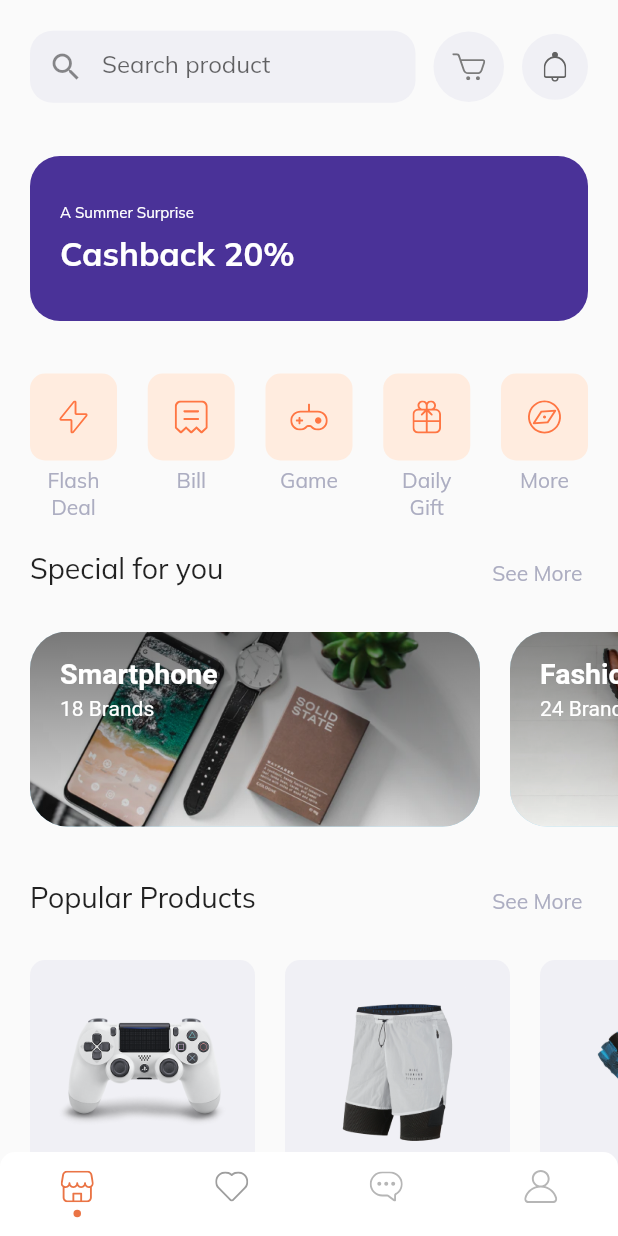
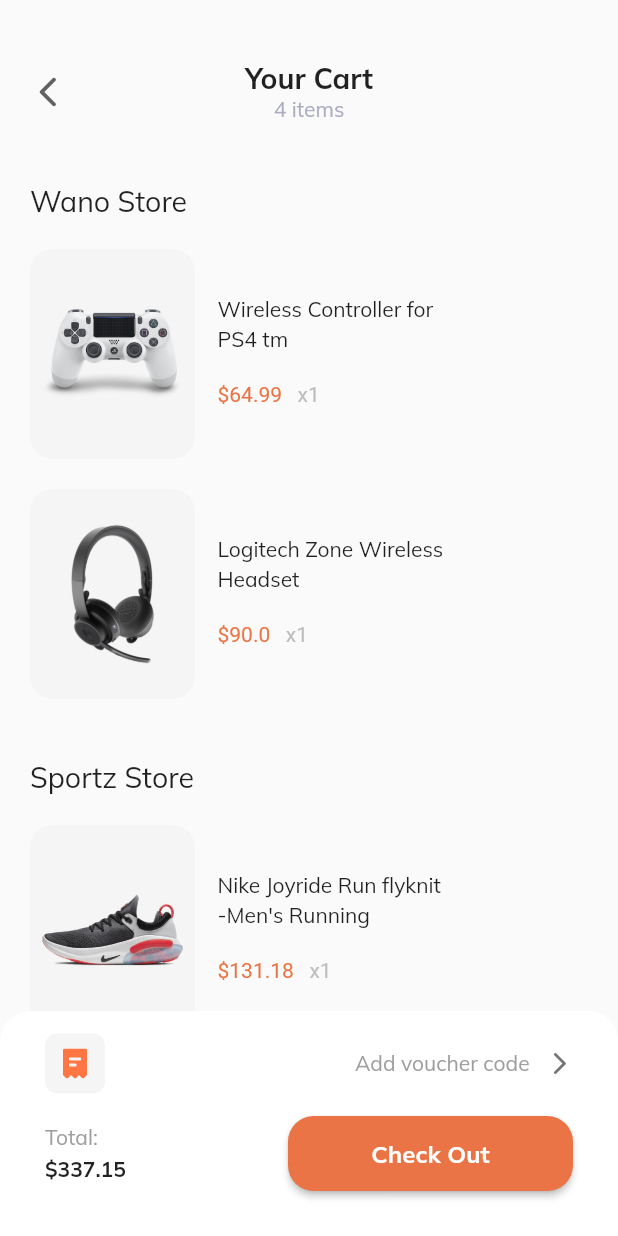
Before and after one commit to Mouadspace/flutter-bootcamp, a Flutter app: the screen it shows after launch, on a phone screen of 412 x 824 dp. Run offline on Flutter 3.47's test engine with Material 2 defaults, Android fonts, the phone set to English and light mode, and no system bars; drawn by our look-alikes of persistent_bottom_nav_bar; our stand-ins replace flutter_svg, google_nav_bar.

Commit message:
adding cart screen

```diff
--- a/lib/main.dart
+++ b/lib/main.dart
@@ -3,6 +3,7 @@ import 'package:flutter_a/screens/home/home.dart';
 
 import 'screens/auth/signIn.dart';
 import 'screens/auth/signUp.dart';
+import 'screens/cart/cart.dart';
 import 'screens/home/navigation/navigation.dart';
 import 'screens/onBoarding/page0.dart';
 import 'screens/onBoarding/page1.dart';
@@ -30,7 +31,7 @@ class MyApp extends StatelessWidget {
       // home: const signIn(title: 'Ecomerce Application'),
 
       //adding routes
-      initialRoute: "/navigation",
+      initialRoute: "/cart",
       routes: {
         "/signIn": (context) => const signIn(title: 'Ecomerce Application'),
         "/signUp": (context) => const signUp(title: 'Ecomerce Application'),
@@ -43,6 +44,7 @@ class MyApp extends StatelessWidget {
         "/onBording3": (context) =>
             const Onbording3(title: 'Ecomerce Application'),
         "/navigation": (context) => const BottomNavBar(),
+        "/cart": (context) => const Cart(),
       },
     );
   }
--- /dev/null
+++ b/lib/models/store_products.dart
@@ -0,0 +1,35 @@
+class StoreProduct {
+  String iconPath, productName;
+  double price;
+  StoreProduct({
+    required this.iconPath,
+    required this.price,
+    required this.productName,
+  });
+}
+
+List<StoreProduct> wanoProducts = [
+  StoreProduct(
+    iconPath: "assets/images/ps4_console_white_1.png",
+    price: 64.99,
+    productName: "Wireless Controller for PS4 tm",
+  ),
+  StoreProduct(
+    iconPath: "assets/images/wireless headset.png",
+    price: 90.00,
+    productName: "Logitech Zone Wireless Headset",
+  ),
+];
+
+List<StoreProduct> sportzProducts = [
+  StoreProduct(
+    iconPath: "assets/images/shoes2.png",
+    price: 131.18,
+    productName: "Nike Joyride Run flyknit -Men's Running",
+  ),
+  StoreProduct(
+    iconPath: "assets/images/wireless headset.png",
+    price: 90.00,
+    productName: "Logitech Zone Wireless Headset",
+  ),
+];
--- /dev/null
+++ b/lib/screens/cart/cart.dart
@@ -0,0 +1,42 @@
+import 'package:flutter/material.dart';
+import 'package:flutter_a/screens/profile/widgets/custum_top.dart';
+
+import '../../models/store_products.dart';
+import 'widgets/check_out.dart';
+import 'widgets/product_section.dart';
+
+class Cart extends StatelessWidget {
+  const Cart({Key? key}) : super(key: key);
+
+  @override
+  Widget build(BuildContext context) {
+    return Scaffold(
+      body: SafeArea(
+        child: Stack(children: [
+          SingleChildScrollView(
+            physics: const BouncingScrollPhysics(),
+            child: Column(
+              children: [
+                const CustumTop(
+                  title: "Your Cart",
+                  subHeading: "4 items",
+                ),
+                const SizedBox(height: 20),
+                ProductSection(
+                  title: "Wano Store",
+                  products: wanoProducts,
+                ),
+                const SizedBox(height: 20),
+                ProductSection(
+                  title: "Sportz Store",
+                  products: sportzProducts,
+                ),
+              ],
+            ),
+          ),
+          const CheckOut(),
+        ]),
+      ),
+    );
+  }
+}
--- /dev/null
+++ b/lib/screens/cart/widgets/check_out.dart
@@ -0,0 +1,108 @@
+import 'package:flutter/material.dart';
+import 'package:flutter_svg/svg.dart';
+
+class CheckOut extends StatelessWidget {
+  const CheckOut({Key? key}) : super(key: key);
+
+  @override
+  Widget build(BuildContext context) {
+    return Positioned(
+      bottom: 0,
+      child: Container(
+        // double.maxfinite cause container to dispaer
+        padding: const EdgeInsets.symmetric(horizontal: 30, vertical: 15),
+        width: MediaQuery.of(context).size.width,
+        height: 150,
+        decoration: const BoxDecoration(
+          color: Colors.white,
+          borderRadius: BorderRadius.only(
+            topLeft: Radius.circular(20),
+            topRight: Radius.circular(20),
+          ),
+        ),
+        child: Column(
+          children: [
+            Row(
+              mainAxisAlignment: MainAxisAlignment.spaceBetween,
+              children: [
+                Container(
+                    width: 40,
+                    height: 40,
+                    padding: const EdgeInsets.all(10),
+                    decoration: BoxDecoration(
+                      color: Colors.grey.shade100,
+                      borderRadius: BorderRadius.circular(8),
+                    ),
+                    child: SvgPicture.asset("assets/icons/svg/receipt.svg")),
+                Row(
+                  children: [
+                    Text(
+                      'Add voucher code   ',
+                      style: TextStyle(
+                        color: Colors.grey.shade500,
+                      ),
+                    ),
+                    Icon(
+                      Icons.arrow_forward_ios_rounded,
+                      color: Colors.grey.shade600,
+                      size: 18,
+                    ),
+                  ],
+                ),
+              ],
+            ),
+            const SizedBox(height: 15),
+            Row(
+              mainAxisAlignment: MainAxisAlignment.spaceBetween,
+              children: [
+                Column(
+                  crossAxisAlignment: CrossAxisAlignment.start,
+                  children: [
+                    Text(
+                      "Total:",
+                      style: TextStyle(
+                        color: Colors.grey.shade500,
+                      ),
+                    ),
+                    const Text(
+                      '\$337.15',
+                      style: TextStyle(
+                        height: 1.5,
+                        fontWeight: FontWeight.w600,
+                      ),
+                    ),
+                  ],
+                ),
+                SizedBox(
+                  width: 190,
+                  child: Expanded(
+                    child: ElevatedButton(
+                      onPressed: () {},
+                      style: ElevatedButton.styleFrom(
+                        minimumSize: const Size.fromHeight(50),
+                        shape: RoundedRectangleBorder(
+                          borderRadius: BorderRadius.circular(17),
+                        ),
+                        // shape: StadiumBorder(),
+                        backgroundColor: const Color(0xffea7445),
+                        foregroundColor: Colors.white, //background
+                      ),
+                      child: const Text(
+                        'Check Out',
+                        style: TextStyle(
+                          color: Colors.white,
+                          fontSize: 16,
+                          fontWeight: FontWeight.w600,
+                        ),
+                      ),
+                    ),
+                  ),
+                )
+              ],
+            )
+          ],
+        ),
+      ),
+    );
+  }
+}
--- /dev/null
+++ b/lib/screens/cart/widgets/product_section.dart
@@ -0,0 +1,91 @@
+import 'package:flutter/material.dart';
+
+import '../../../models/store_products.dart';
+
+import 'products_title.dart';
+
+class ProductSection extends StatelessWidget {
+  final String title;
+  final List<StoreProduct> products;
+  const ProductSection({Key? key, required this.title, required this.products})
+      : super(key: key);
+
+  @override
+  Widget build(BuildContext context) {
+    return Padding(
+      padding: const EdgeInsets.only(right: 20, left: 20, top: 20),
+      child: Column(
+        crossAxisAlignment: CrossAxisAlignment.start,
+        children: [
+          ProductsTitle(title: title),
+          const SizedBox(height: 20),
+          SizedBox(
+            height: 300,
+            child: ListView.builder(
+                itemCount: products.length,
+                scrollDirection: Axis.vertical,
+                physics: NeverScrollableScrollPhysics(),
+                itemBuilder: (context, index) {
+                  return Row(
+                    crossAxisAlignment: CrossAxisAlignment.start,
+                    children: [
+                      Container(
+                        padding: const EdgeInsets.all(8),
+                        margin: const EdgeInsets.only(right: 15, bottom: 20),
+                        width: 110,
+                        height: 140,
+                        decoration: BoxDecoration(
+                          borderRadius: BorderRadius.circular(15),
+                          color: Colors.grey.shade100,
+                        ),
+                        child: Image.asset(products[index].iconPath),
+                      ),
+                      SizedBox(
+                        height: 140,
+                        child: Column(
+                          crossAxisAlignment: CrossAxisAlignment.start,
+                          mainAxisAlignment: MainAxisAlignment.center,
+                          children: [
+                            SizedBox(
+                              width: 170,
+                              child: Text(
+                                products[index].productName,
+                                style: const TextStyle(
+                                  height: 1.4,
+                                  fontWeight: FontWeight.w500,
+                                ),
+                              ),
+                            ),
+                            Text.rich(
+                              TextSpan(
+                                style: const TextStyle(
+                                  height: 3,
+                                ),
+                                children: [
+                                  TextSpan(
+                                    text: "\$${products[index].price}",
+                                    style: const TextStyle(
+                                      color: Color(0xffea7445),
+                                    ),
+                                  ),
+                                  TextSpan(
+                                    text: "   x1",
+                                    style: TextStyle(
+                                      color: Colors.grey.shade400,
+                                    ),
+                                  )
+                                ],
+                              ),
+                            )
+                          ],
+                        ),
+                      ),
+                    ],
+                  );
+                }),
+          )
+        ],
+      ),
+    );
+  }
+}
--- /dev/null
+++ b/lib/screens/cart/widgets/products_title.dart
@@ -0,0 +1,24 @@
+import 'package:flutter/material.dart';
+
+class ProductsTitle extends StatelessWidget {
+  const ProductsTitle({
+    Key? key,
+    required this.title,
+  }) : super(key: key);
+
+  final String title;
+
+  @override
+  Widget build(BuildContext context) {
+    return SizedBox(
+      width: double.maxFinite,
+      child: Text(
+        title,
+        style: const TextStyle(
+          fontSize: 19,
+          fontWeight: FontWeight.w500,
+        ),
+      ),
+    );
+  }
+}
--- a/lib/screens/home/widgets/custum_icon.dart
+++ b/lib/screens/home/widgets/custum_icon.dart
@@ -1,5 +1,8 @@
 import 'package:flutter/material.dart';
+import 'package:flutter_a/screens/onBoarding/page3.dart';
 import 'package:flutter_svg/flutter_svg.dart';
+
+import '../../cart/cart.dart';
 
 class CustumIcon extends StatelessWidget {
   final String iconPath;
--- a/lib/screens/profile/widgets/custum_top.dart
+++ b/lib/screens/profile/widgets/custum_top.dart
@@ -2,37 +2,42 @@ import 'package:flutter/material.dart';
 
 class CustumTop extends StatelessWidget {
   final String title;
-  const CustumTop({Key? key, required this.title}) : super(key: key);
+  final String? subHeading;
+  const CustumTop({Key? key, required this.title, this.subHeading})
+      : super(key: key);
 
   @override
   Widget build(BuildContext context) {
     return Padding(
-      padding: const EdgeInsets.fromLTRB(16, 32, 16, 8),
+      padding: const EdgeInsets.only(top: 40, right: 20, left: 20),
       child: Row(
         mainAxisAlignment: MainAxisAlignment.spaceBetween,
         children: [
-          GestureDetector(
-            onTap: () {
-              Navigator.pop(context);
-            },
-            child: const Icon(
-              Icons.chevron_left_rounded,
-              color: Color(0xff6f708b),
-              size: 35,
-            ),
+          Icon(
+            Icons.arrow_back_ios_new_rounded,
+            color: Colors.grey.shade700,
           ),
-          Text(
-            title,
-            style: const TextStyle(
-              color: Color(0xffacadc1),
-              fontWeight: FontWeight.bold,
-              fontSize: 18,
-            ),
+          Column(
+            children: [
+              Text(
+                title,
+                style: const TextStyle(
+                  fontSize: 19,
+                  fontWeight: FontWeight.w600,
+                ),
+              ),
+              if (subHeading != null)
+                Text(
+                  subHeading!,
+                  style: const TextStyle(
+                    color: Color(0xffacadc1),
+                  ),
+                ),
+            ],
           ),
           const Icon(
-            Icons.chevron_left_rounded,
+            Icons.arrow_back_ios_new_rounded,
             color: Colors.transparent,
-            size: 35,
           ),
         ],
       ),
```
